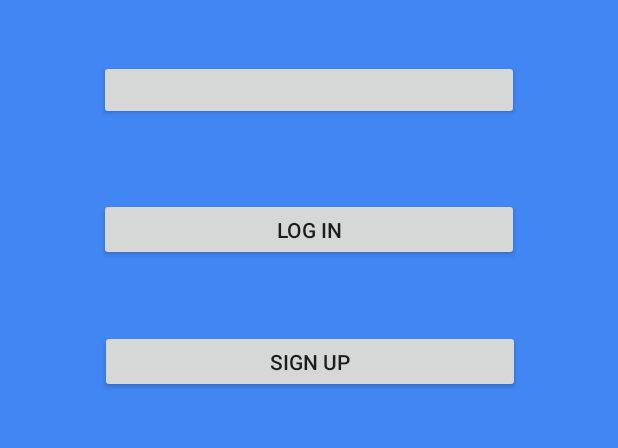
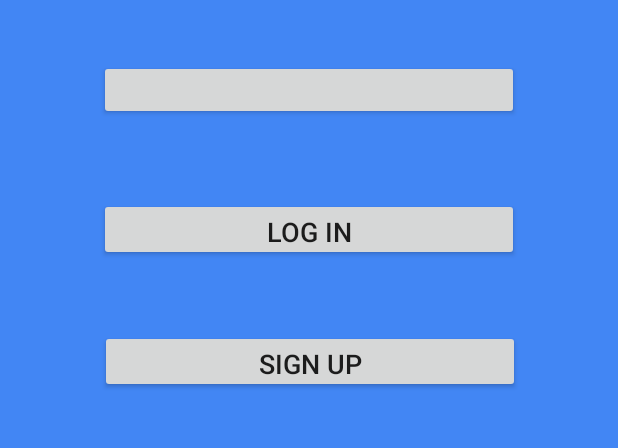
Before and after one commit to fabianrk52/DemoCalculator, an Android app: the screen it shows after launch (MainActivity), on a phone screen of 412 x 824 dp, the part 480-928 px from its top. Run offline under Robolectric (Android 15) with nearby library versions, the phone set to English and light mode, and no system bars; plain views replace LoginButton.

Commit message:
starting signup activity

```diff
--- a/app/src/main/java/com/fabianrk/democalculator/MainActivity.java
+++ b/app/src/main/java/com/fabianrk/democalculator/MainActivity.java
@@ -2,8 +2,9 @@ package com.fabianrk.democalculator;
 
 import android.support.v7.app.AppCompatActivity;
 import android.os.Bundle;
+import android.util.Log;
+import android.view.View;
 import android.view.Window;
-import android.view.WindowManager;
 
 public class MainActivity extends AppCompatActivity {
 
@@ -13,7 +14,10 @@ public class MainActivity extends AppCompatActivity {
         requestWindowFeature(Window.FEATURE_NO_TITLE); //will hide the title
         getSupportActionBar().hide(); // hide the title bar
         setContentView(R.layout.activity_main);
+    }
+    void SignUp(View v){
 
+        Log.i("signup","Sign Up!");
 
     }
 }
--- a/app/src/main/res/layout/activity_main.xml
+++ b/app/src/main/res/layout/activity_main.xml
@@ -5,7 +5,6 @@
     android:layout_width="match_parent"
     android:layout_height="match_parent"
     tools:context=".MainActivity"
-    tools:layout_editor_absoluteY="81dp"
     android:background="@color/colorBeginning"
     >
 
@@ -25,7 +24,7 @@
         android:layout_height="40dp"
         android:layout_gravity="center_horizontal"
         android:layout_marginTop="40dp"
-        android:textSize="18sp"
+        android:textSize="18dp"
         app:layout_constraintEnd_toEndOf="parent"
         app:layout_constraintStart_toStartOf="parent"
         app:layout_constraintTop_toBottomOf="@+id/Logo" />
@@ -36,6 +35,7 @@
         android:layout_height="42dp"
         android:layout_marginTop="52dp"
         android:text="@string/login"
+        android:textSize="18dp"
         app:layout_constraintEnd_toEndOf="parent"
         app:layout_constraintStart_toStartOf="parent"
         app:layout_constraintTop_toBottomOf="@+id/login_button_fb" />
@@ -46,6 +46,8 @@
         android:layout_height="42dp"
         android:layout_marginTop="140dp"
         android:text="@string/signup"
+        android:onClick="SignUp"
+        android:textSize="18dp"
         app:layout_constraintEnd_toEndOf="parent"
         app:layout_constraintHorizontal_bias="0.503"
         app:layout_constraintStart_toStartOf="parent"
--- a/app/src/main/res/values/colors.xml
+++ b/app/src/main/res/values/colors.xml
@@ -4,4 +4,5 @@
     <color name="colorPrimaryDark">#00574B</color>
     <color name="colorAccent">#D81B60</color>
     <color name="colorBeginning">#4286f4</color>
+    <color name="black">#000000</color>
 </resources>
```
Also changed, not shown: app/src/main/res/layout/activity_sign_up.xml (added, +24 -0 lines).
